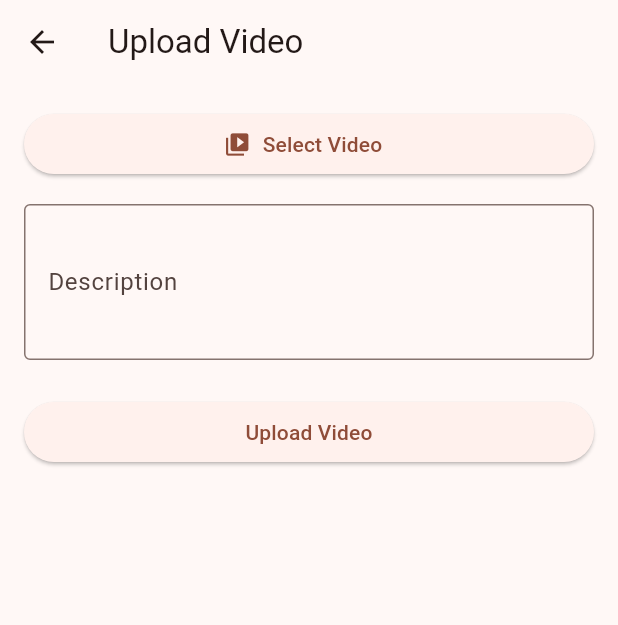
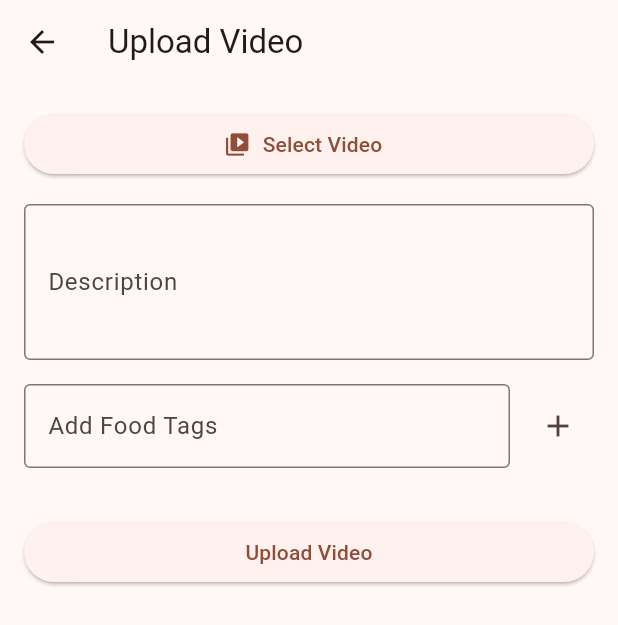
Before and after one commit to JesseGauntlet/nomable, a Flutter app: the screen it shows once a user with an empty profile is signed in, after a tap on the "add" icon, on a phone screen of 412 x 824 dp. Shown: the top 625 px of the screen. Run offline on Flutter 3.47's test engine with Material 3 defaults, Android fonts, the phone set to English and light mode, and no system bars; our stand-ins replace cloud_firestore, firebase_auth, firebase_core, firebase_storage, image_picker, video_player; accounts and stored records are empty; network calls fail.

Commit message:
Add tags to uploaded video + UI format

```diff
--- a/flutter_app/lib/main.dart
+++ b/flutter_app/lib/main.dart
@@ -94,7 +94,9 @@ class _MainScreenState extends State<MainScreen> {
   Widget build(BuildContext context) {
     return Scaffold(
       body: _screens[_selectedIndex],
-      floatingActionButton: FloatingActionButton(
+      floatingActionButton: Transform.translate(
+        offset: const Offset(0, 15),
+        child: FloatingActionButton(
           onPressed: () {
             Navigator.push(
               context,
@@ -102,6 +104,7 @@ class _MainScreenState extends State<MainScreen> {
             );
           },
           child: const Icon(Icons.add),
+        ),
       ),
       floatingActionButtonLocation: FloatingActionButtonLocation.centerDocked,
       bottomNavigationBar: BottomNavigationBar(
--- a/flutter_app/lib/screens/upload_screen.dart
+++ b/flutter_app/lib/screens/upload_screen.dart
@@ -16,11 +16,13 @@ class UploadScreen extends StatefulWidget {
 
 class _UploadScreenState extends State<UploadScreen> {
   final _descriptionController = TextEditingController();
+  final _tagController = TextEditingController();
   String? _selectedVideoPath;
   bool _isUploading = false;
   final FirebaseStorage _storage = FirebaseStorage.instance;
   final _firestore = FirebaseFirestore.instance;
   final _userService = UserService();
+  final List<String> _foodTags = [];
 
   Future<void> _pickVideo() async {
     final picker = ImagePicker();
@@ -85,8 +87,13 @@ class _UploadScreenState extends State<UploadScreen> {
       // 1. Upload to Firebase Storage
       final videoUrl = await _uploadToFirebase(videoFile);
 
-      // 2. Save metadata to Firestore
-      await _userService.addUserVideo(user.uid, videoUrl!);
+      // 2. Save metadata to Firestore with food tags
+      await _userService.addUserVideo(
+        user.uid,
+        videoUrl!,
+        description: _descriptionController.text,
+        foodTags: _foodTags,
+      );
 
       if (mounted) {
         ScaffoldMessenger.of(context).showSnackBar(
@@ -108,9 +115,20 @@ class _UploadScreenState extends State<UploadScreen> {
     }
   }
 
+  void _addTag() {
+    final tag = _tagController.text.trim();
+    if (tag.isNotEmpty && !_foodTags.contains(tag)) {
+      setState(() {
+        _foodTags.add(tag);
+        _tagController.clear();
+      });
+    }
+  }
+
   @override
   void dispose() {
     _descriptionController.dispose();
+    _tagController.dispose();
     super.dispose();
   }
 
@@ -146,6 +164,45 @@ class _UploadScreenState extends State<UploadScreen> {
               ),
               maxLines: 3,
             ),
+            const SizedBox(height: 16),
+            Row(
+              children: [
+                Expanded(
+                  child: TextField(
+                    controller: _tagController,
+                    decoration: const InputDecoration(
+                      labelText: 'Add Food Tags',
+                      hintText: 'Enter a food tag',
+                      border: OutlineInputBorder(),
+                    ),
+                    onSubmitted: (_) => _addTag(),
+                  ),
+                ),
+                const SizedBox(width: 8),
+                IconButton(
+                  onPressed: _addTag,
+                  icon: const Icon(Icons.add),
+                  tooltip: 'Add Tag',
+                ),
+              ],
+            ),
+            const SizedBox(height: 8),
+            if (_foodTags.isNotEmpty)
+              Wrap(
+                spacing: 8,
+                runSpacing: 4,
+                children: _foodTags
+                    .map((tag) => Chip(
+                          label: Text(tag),
+                          deleteIcon: const Icon(Icons.close, size: 18),
+                          onDeleted: () {
+                            setState(() {
+                              _foodTags.remove(tag);
+                            });
+                          },
+                        ))
+                    .toList(),
+              ),
             const SizedBox(height: 24),
             ElevatedButton(
               onPressed: _isUploading ? null : _uploadVideo,
```
Also changed, not shown: flutter_app/lib/services/user_service.dart (+8 -3 lines). Lines whose indentation alone changed are shown as unchanged.
